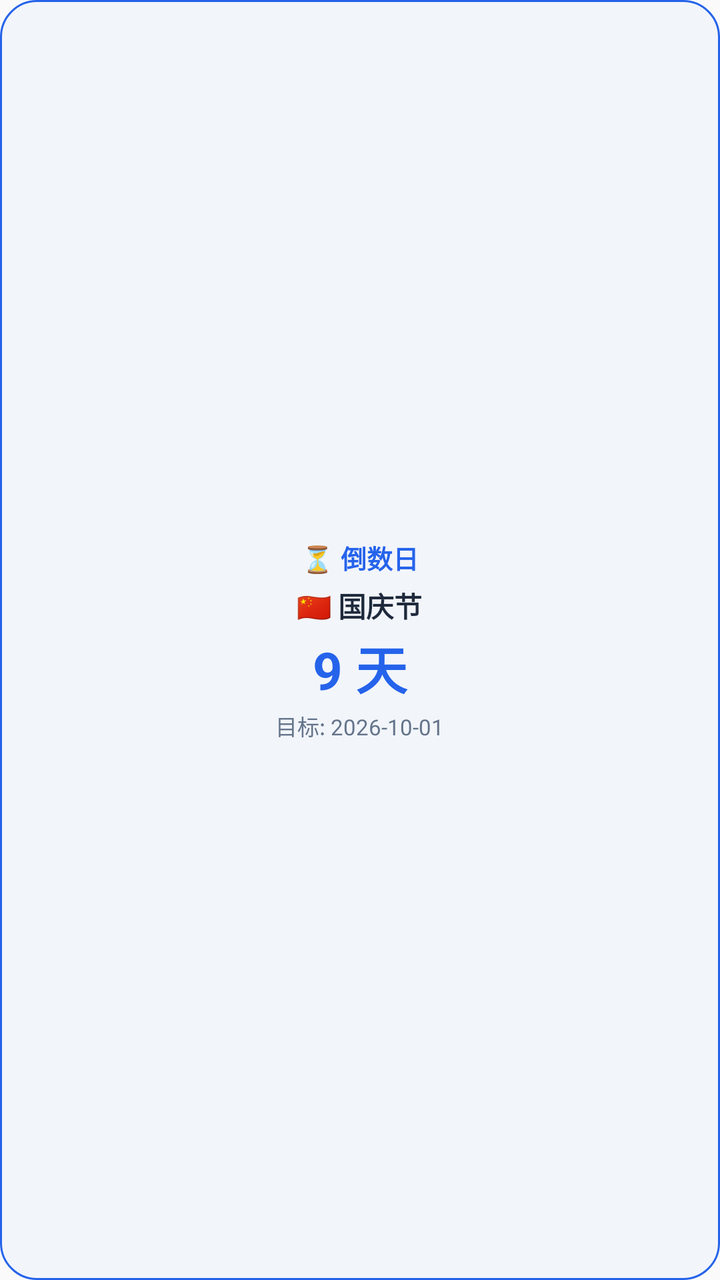
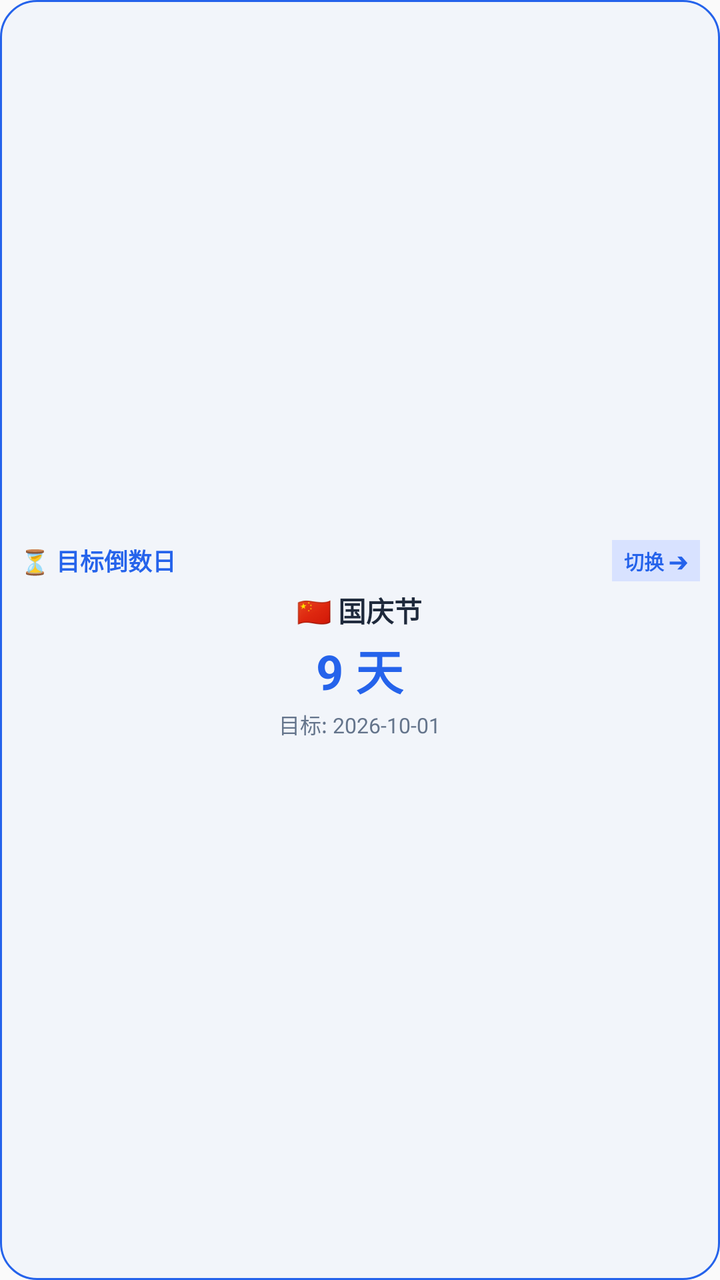

Before-and-after screenshots of an Android layout around one commit, followed by the original layout XML and the change that was made.
<!-- AndroidManifest.xml: application theme Theme.DateCalculator -->
<!-- res/layout/widget_countdown.xml -->
<?xml version="1.0" encoding="utf-8"?>
<LinearLayout xmlns:android="http://schemas.android.com/apk/res/android"
    android:layout_width="match_parent"
    android:layout_height="match_parent"
    android:orientation="vertical"
    android:background="@drawable/widget_bg_rounded"
    android:padding="12dp"
    android:gravity="center">

    <TextView
        android:id="@+id/widget_title"
        android:layout_width="wrap_content"
        android:layout_height="wrap_content"
        android:text="⏳ 倒数日"
        android:textSize="13sp"
        android:textStyle="bold"
        android:textColor="#2563EB" />

    <TextView
        android:id="@+id/widget_event_name"
        android:layout_width="wrap_content"
        android:layout_height="wrap_content"
        android:text="🇨🇳 国庆节"
        android:textSize="14sp"
        android:textStyle="bold"
        android:textColor="#1E293B"
        android:layout_marginTop="4dp" />

    <TextView
        android:id="@+id/widget_days"
        android:layout_width="wrap_content"
        android:layout_height="wrap_content"
        android:text="9 天"
        android:textSize="26sp"
        android:textStyle="bold"
        android:textColor="#2563EB"
        android:layout_marginTop="2dp" />

    <TextView
        android:id="@+id/widget_date_detail"
        android:layout_width="wrap_content"
        android:layout_height="wrap_content"
        android:text="目标: 2026-10-01"
        android:textSize="11sp"
        android:textColor="#64748B"
        android:layout_marginTop="2dp" />
</LinearLayout>
<!-- resources referenced by this layout -->
<resources>
  <!-- drawable widget_bg_rounded (drawable) -->
  <?xml version="1.0" encoding="utf-8"?>
  <shape xmlns:android="http://schemas.android.com/apk/res/android">
      <solid android:color="#F2F5FA" />
      <corners android:radius="18dp" />
      <stroke android:width="1dp" android:color="#2563EB" />
  </shape>
  <style name="Theme.DateCalculator" parent="android:Theme.Material.Light.NoActionBar" />
</resources>

<!-- the commit's change to res/layout/widget_countdown.xml (unified diff, before → after) -->
@@ -4,17 +4,37 @@
     android:layout_height="match_parent"
     android:orientation="vertical"
     android:background="@drawable/widget_bg_rounded"
-    android:padding="12dp"
+    android:padding="10dp"
     android:gravity="center">
 
-    <TextView
-        android:id="@+id/widget_title"
-        android:layout_width="wrap_content"
+    <LinearLayout
+        android:layout_width="match_parent"
         android:layout_height="wrap_content"
-        android:text="⏳ 倒数日"
-        android:textSize="13sp"
-        android:textStyle="bold"
-        android:textColor="#2563EB" />
+        android:orientation="horizontal"
+        android:gravity="center_vertical">
+
+        <TextView
+            android:id="@+id/widget_title"
+            android:layout_width="0dp"
+            android:layout_height="wrap_content"
+            android:layout_weight="1"
+            android:text="⏳ 目标倒数日"
+            android:textSize="12sp"
+            android:textStyle="bold"
+            android:textColor="#2563EB" />
+
+        <TextView
+            android:id="@+id/btn_next_countdown"
+            android:layout_width="wrap_content"
+            android:layout_height="wrap_content"
+            android:text="切换 ➔"
+            android:textSize="10sp"
+            android:textStyle="bold"
+            android:textColor="#2563EB"
+            android:background="#D8E2FF"
+            android:paddingHorizontal="6dp"
+            android:paddingVertical="3dp" />
+    </LinearLayout>
 
     <TextView
         android:id="@+id/widget_event_name"
@@ -31,7 +51,7 @@
         android:layout_width="wrap_content"
         android:layout_height="wrap_content"
         android:text="9 天"
-        android:textSize="26sp"
+        android:textSize="24sp"
         android:textStyle="bold"
         android:textColor="#2563EB"
         android:layout_marginTop="2dp" />
@@ -41,7 +61,7 @@
         android:layout_width="wrap_content"
         android:layout_height="wrap_content"
         android:text="目标: 2026-10-01"
-        android:textSize="11sp"
+        android:textSize="10.5sp"
         android:textColor="#64748B"
         android:layout_marginTop="2dp" />
 </LinearLayout>
